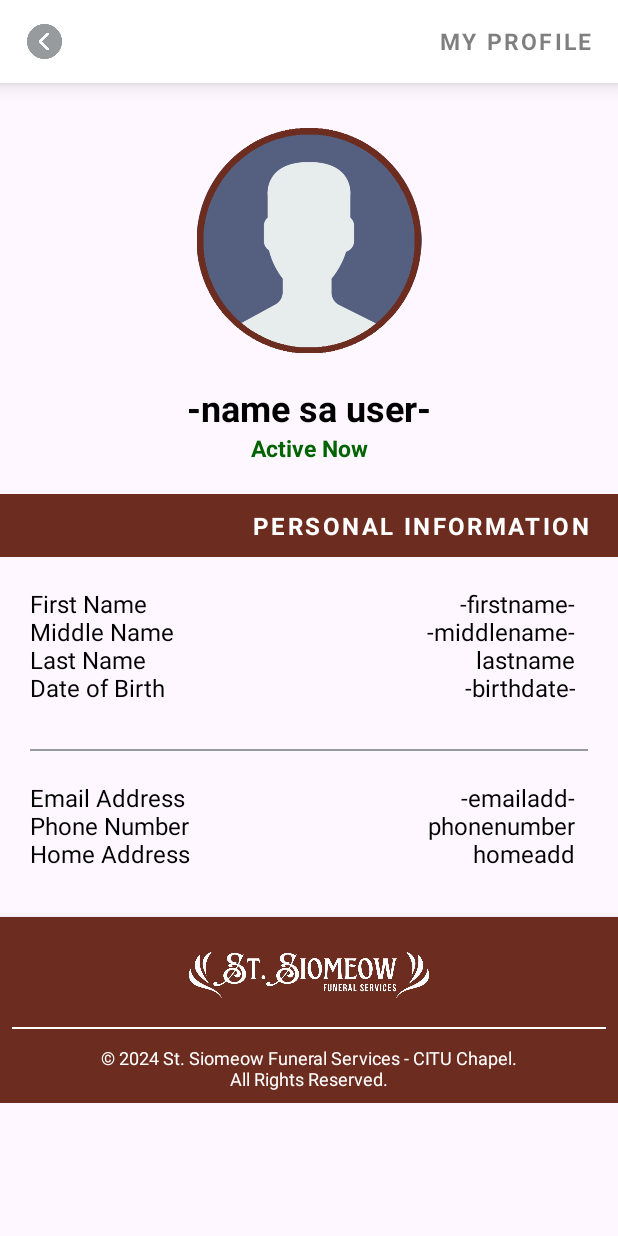
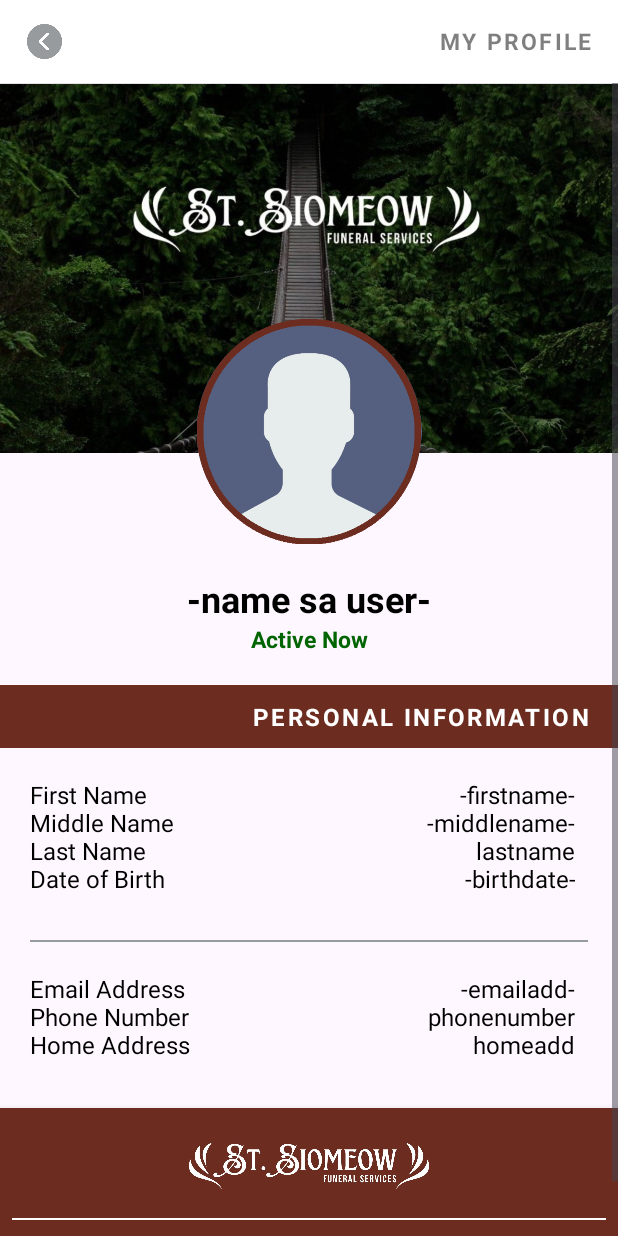
Before and after one commit to ShunMeizz/copyyMobDev, an Android app: the UserProfile screen opened directly, with no data from a screen before it, on a phone screen of 412 x 824 dp. Run offline under Robolectric (Android 15) with nearby library versions, the phone set to English and light mode, and no system bars; Roboto replaces fonts that are not available here.

Commit message:
all nighters club

```diff
--- a/app/src/main/res/layout/activity_user_profile.xml
+++ b/app/src/main/res/layout/activity_user_profile.xml
@@ -77,10 +77,17 @@
                     android:orientation="vertical">
 
                     <ImageView
+                        android:id="@+id/imageView4"
+                        android:layout_width="wrap_content"
+                        android:layout_height="247dp"
+                        android:layout_gravity="center|start|top"
+                        app:srcCompat="@drawable/headerimg" />
+
+                    <ImageView
                         android:id="@+id/imageView10"
                         android:layout_width="wrap_content"
                         android:layout_height="150dp"
-                        android:layout_marginTop="30dp"
+                        android:layout_marginTop="-90dp"
                         app:srcCompat="@drawable/user" />
 
                     <TextView
```
Also changed, not shown: app/src/main/java/com/example/mobiledev_project/DeathArchive.java (+69 -0 lines).
